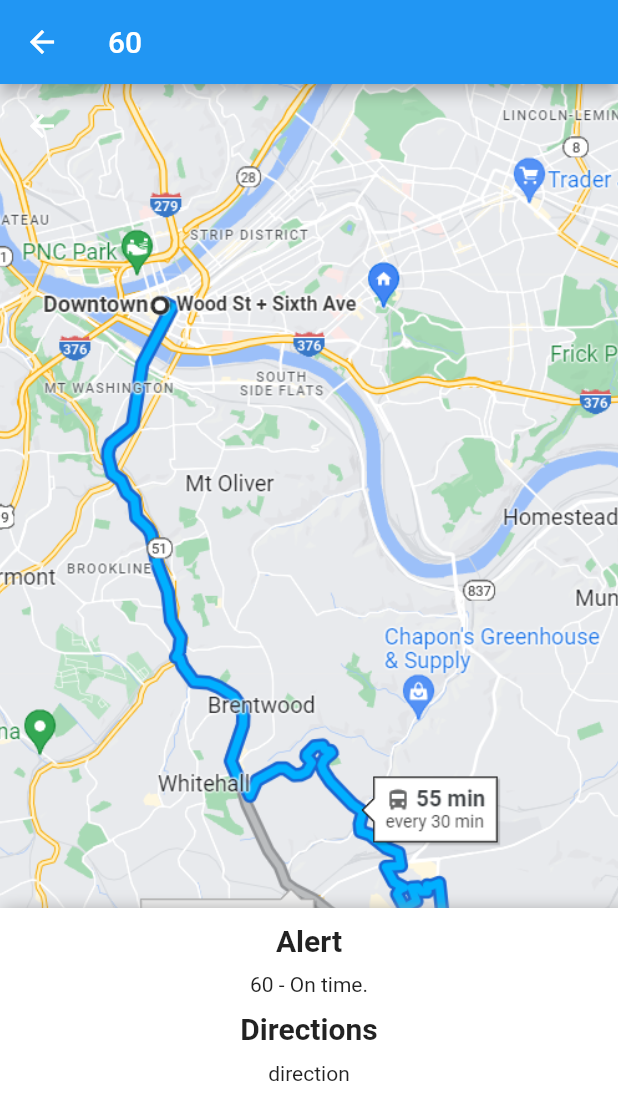
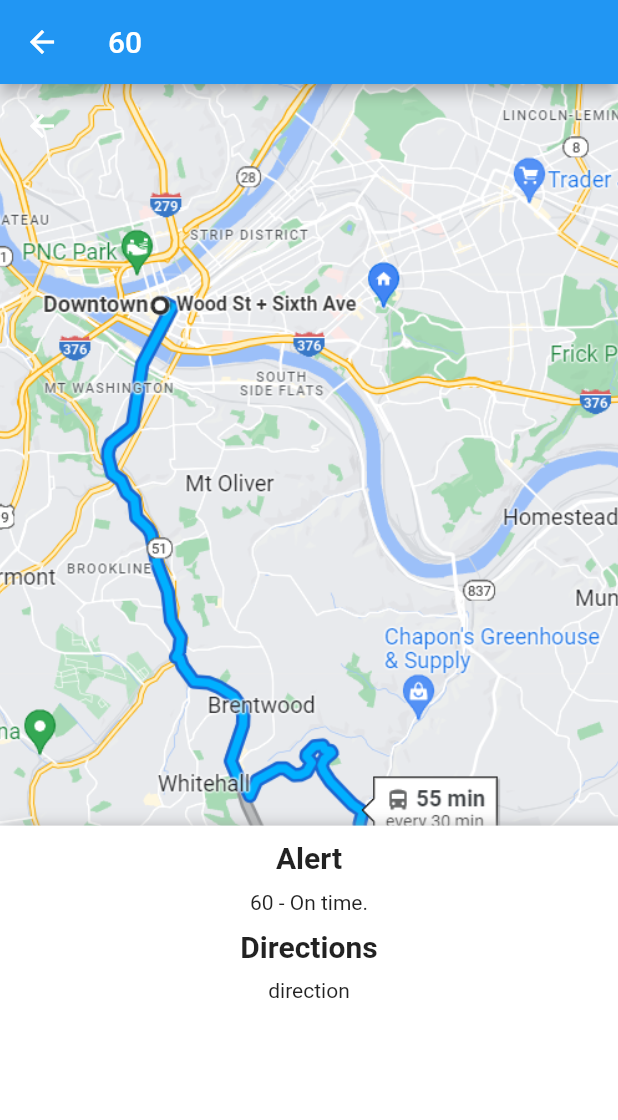
Before and after one commit to etmrmia/1635-Project, a Flutter app: the screen it shows after launch, after a tap on "60", on a phone screen of 412 x 824 dp. Shown: the top 1120 px of the screen. Run offline on Flutter 3.47's test engine with Material 2 defaults, Android fonts, the phone set to English and light mode, and no system bars; our stand-ins replace audioplayers.

Commit message:
added semantics to all views

```diff
--- a/interface_design_map_project/lib/views/busline_view.dart
+++ b/interface_design_map_project/lib/views/busline_view.dart
@@ -28,7 +28,7 @@ class BusLineView extends StatelessWidget {
               return <Widget>[
                 SliverAppBar(
                   floating: true,
-                  expandedHeight: MediaQuery.of(context).size.height * 2 / 3,
+                  expandedHeight: MediaQuery.of(context).size.height * 3 / 5,
                   forceElevated: innerBoxIsScrolled,
                   backgroundColor: Colors.transparent,
                 ),
@@ -51,12 +51,25 @@ class BusLineView extends StatelessWidget {
               ),
               child: Column(
                 children: [
-                  titleDisplay("Alert"),
+                  Semantics(
+                    label: "Alert",
+                    child: titleDisplay("Alert"),
+                  ),
                   // Display alert
-                  Text(line.alert),
-                  titleDisplay("Directions"),
+                  Semantics(
+                    label: line.alert,
+                    child: Text(line.alert),
+                  ),
+
+                  Semantics(
+                    label: "Directions",
+                    child: titleDisplay("Directions"),
+                  ),
                   // List of directions
-                  Text("direction"),
+                  Semantics(
+                    label: "Directions",
+                    child: Text("direction"),
+                  ),
                 ],
               ),
             ),
--- a/interface_design_map_project/lib/views/favorites_view.dart
+++ b/interface_design_map_project/lib/views/favorites_view.dart
@@ -44,7 +44,11 @@ class _FavoritesViewState extends State<FavoritesView> {
       body: Column(
         children: [
           // Search for bus line
-          busLineSearch(viewModel),
+          Semantics(
+            label: "Search bus line",
+            textField: true,
+            child: busLineSearch(viewModel),
+          ),
 
           // Display favorites list
           Expanded(child: favoritesList(favorites)),
@@ -59,13 +63,16 @@ class _FavoritesViewState extends State<FavoritesView> {
       itemCount: favorites.length,
       itemBuilder: (context, index) {
         // final favorited = true;
-        return ListTile(
-          title: Text(
-            favorites[index].title,
+        return Semantics(
+          label: favorites[index].title,
+          child: ListTile(
+            title: Text(
+              favorites[index].title,
+            ),
+            onTap: () {
+              pushBusInfo(favorites[index]);
+            },
           ),
-          onTap: () {
-            pushBusInfo(favorites[index]);
-          },
         );
       },
     );
--- a/interface_design_map_project/lib/views/home_view.dart
+++ b/interface_design_map_project/lib/views/home_view.dart
@@ -60,7 +60,7 @@ class _HomeViewState extends State<HomeView> {
             // Information Section
             body: Container(
               padding: const EdgeInsets.only(bottom: 20),
-              height: MediaQuery.of(context).size.height / 3,
+              height: MediaQuery.of(context).size.height / 2,
               decoration: const BoxDecoration(
                 color: Colors.white,
                 boxShadow: [
@@ -75,15 +75,21 @@ class _HomeViewState extends State<HomeView> {
               child: Column(
                 children: [
                   // Search Bars
-
-                  startSearch(viewModel),
-                  destinationSearch(viewModel),
-
+                  Semantics(
+                    label: "Search starting location",
+                    textField: true,
+                    child: startSearch(viewModel),
+                  ),
+                  Semantics(
+                    label: "Search destination",
+                    textField: true,
+                    child: destinationSearch(viewModel),
+                  ),
                   // Bus List
-                  Container(
+                  Semantics(
+                    label: "Bus list",
+                    child: Container(
                       margin: const EdgeInsets.symmetric(vertical: 8),
-                    child: Semantics(
-                      label: "Bus list",
                       child: const Text(
                         "Buses",
                         style: TextStyle(
@@ -102,7 +108,11 @@ class _HomeViewState extends State<HomeView> {
           Align(
             alignment: const FractionalOffset(.97, 0.02),
             child: Container(
+              child: Semantics(
+                label: "View List of Favorite Buses",
+                button: true,
                 child: favoritesViewButton(context, viewModel),
+              ),
             ),
           ),
         ],
@@ -154,9 +164,6 @@ class _HomeViewState extends State<HomeView> {
   startSearch(HomeViewModel vm) {
     return Container(
       margin: const EdgeInsets.symmetric(vertical: 8, horizontal: 8),
-      child: Semantics(
-        label: "Search starting location",
-        textField: true,
       child: TextFormField(
         controller: _starting,
         decoration: const InputDecoration(
@@ -173,7 +180,6 @@ class _HomeViewState extends State<HomeView> {
           contentPadding: EdgeInsets.symmetric(vertical: 5, horizontal: 10),
         ),
       ),
-      ),
     );
   }
 
@@ -181,9 +187,6 @@ class _HomeViewState extends State<HomeView> {
   destinationSearch(HomeViewModel vm) {
     return Container(
       margin: const EdgeInsets.symmetric(horizontal: 8),
-      child: Semantics(
-        label: "Search destination",
-        textField: true,
       child: TextFormField(
         controller: _destination,
         textInputAction: TextInputAction.send,
@@ -212,7 +215,6 @@ class _HomeViewState extends State<HomeView> {
             }
           });
         },
-        ),
       ),
     );
   }
```
Lines whose indentation alone changed are shown as unchanged.
